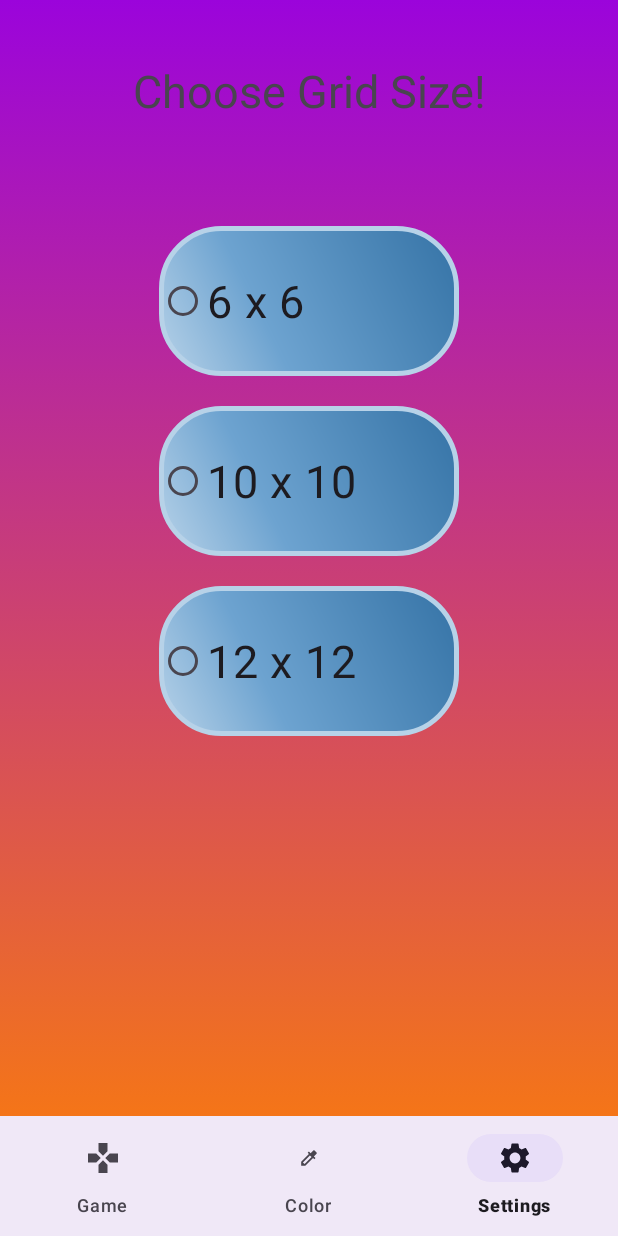
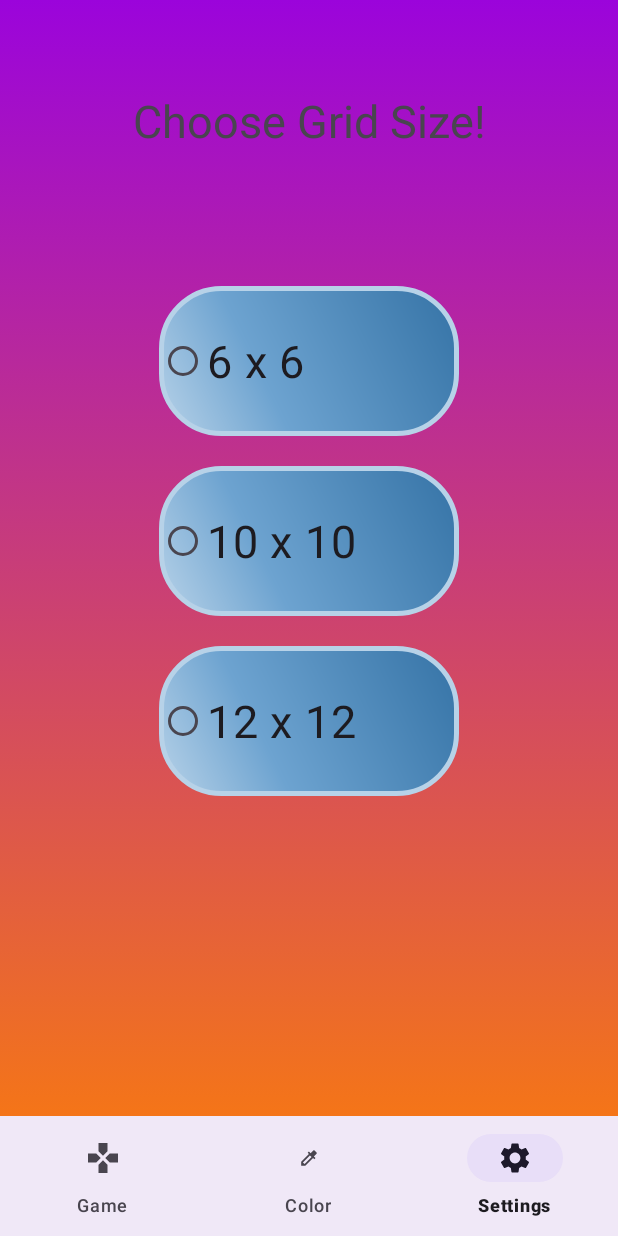
Before and after one commit to Mili-NT/CSCI3660TermProject, an Android app: the SettingsFragment screen opened through its navigation route, on a phone screen of 412 x 824 dp. Run offline under Robolectric (Android 15) with nearby library versions, the phone set to English and light mode, and no system bars; our stand-ins replace navigation-ui.

Commit message:
no big changes

```diff
--- a/app/src/main/res/drawable/rounded_corner_button.xml
+++ b/app/src/main/res/drawable/rounded_corner_button.xml
@@ -1,5 +1,6 @@
 <?xml version="1.0" encoding="utf-8"?>
-<shape xmlns:android="http://schemas.android.com/apk/res/android"
+<shape
+    xmlns:android="http://schemas.android.com/apk/res/android"
     android:shape="rectangle" >
     <corners android:radius="40dp" />
     <gradient
--- a/app/src/main/res/layout/fragment_game.xml
+++ b/app/src/main/res/layout/fragment_game.xml
@@ -16,8 +16,8 @@
         app:layout_constraintTop_toTopOf="parent"
         app:layout_constraintStart_toStartOf="parent"
         app:layout_constraintEnd_toEndOf="parent"
-        android:columnCount="3"
-        android:rowCount="3"
+        android:columnCount="6"
+        android:rowCount="6"
         android:padding="30dp"
         android:background="@color/white">
     </GridLayout>
--- a/app/src/main/res/layout/fragment_settings.xml
+++ b/app/src/main/res/layout/fragment_settings.xml
@@ -1,5 +1,6 @@
 <?xml version="1.0" encoding="utf-8"?>
-<LinearLayout xmlns:android="http://schemas.android.com/apk/res/android"
+<LinearLayout
+    xmlns:android="http://schemas.android.com/apk/res/android"
     xmlns:tools="http://schemas.android.com/tools"
     android:layout_width="match_parent"
     android:layout_height="wrap_content"
@@ -10,7 +11,7 @@
         android:layout_height="match_parent"
         android:textSize="30sp"
         android:gravity="center"
-        android:layout_margin="40dp"
+        android:layout_margin="60dp"
         android:text="@string/choose_size" />
 
     <RadioGroup
```
